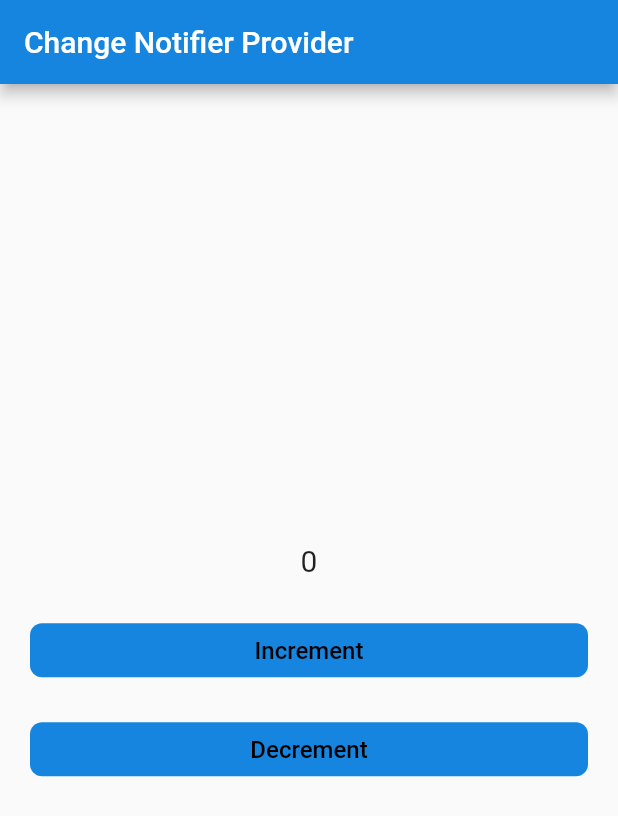
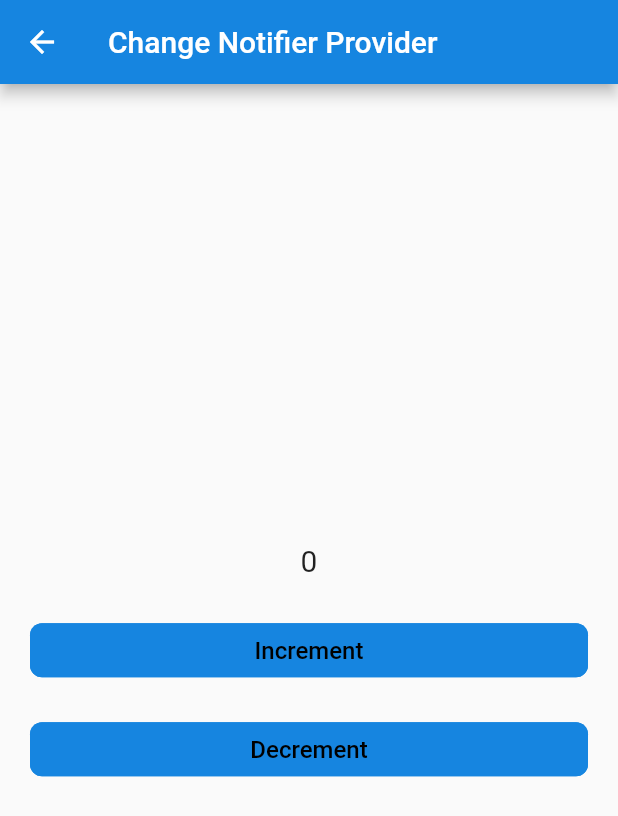
Before and after one commit to baretka1xxx/my_goals_1, a Flutter app: the ChangeNotifierProviderPage screen opened by its route, on a phone screen of 412 x 824 dp. Shown: the top 816 px of the screen. Run offline on Flutter 3.47's test engine with Material 2 defaults, Android fonts, the phone set to English and light mode, and no system bars; our stand-ins replace beamer, dio, flutter_riverpod, retrofit; generated files the repository leaves out were written again.

Commit message:
some changes

```diff
--- /dev/null
+++ b/lib/core/utils/constants/color_constants.dart
@@ -0,0 +1,6 @@
+import 'package:flutter/material.dart';
+
+abstract class ColorConstants {
+  static const black = Color(0xFF010510);
+  static const blue = Color.fromARGB(255, 22, 133, 224);
+}
--- a/lib/core/widgets/goals_app_bar.dart
+++ b/lib/core/widgets/goals_app_bar.dart
@@ -1,4 +1,5 @@
 import 'package:flutter/material.dart';
+import 'package:my_goals_1/core/utils/constants/color_constants.dart';
 
 class GoalsAppBar extends StatelessWidget with PreferredSizeWidget {
   final String title;
@@ -8,7 +9,7 @@ class GoalsAppBar extends StatelessWidget with PreferredSizeWidget {
   @override
   Widget build(BuildContext context) {
     return AppBar(
-        backgroundColor: const Color.fromARGB(255, 22, 133, 224),
+        backgroundColor: ColorConstants.blue,
         title: Text(
           title,
         ));
--- a/lib/features/riverpod/data/providers/api_client_provider.dart
+++ b/lib/features/riverpod/data/providers/api_client_provider.dart
@@ -1,6 +1,6 @@
 import 'package:dio/dio.dart';
 import 'package:flutter_riverpod/flutter_riverpod.dart';
-import 'package:my_goals_1/core/utils/constants/constants.dart';
+import 'package:my_goals_1/core/utils/constants/api_constants.dart';
 import 'package:my_goals_1/features/riverpod/data/client/client.dart';
 import '../model/movie.dart';
 
--- a/lib/features/riverpod/presentation/widgets/custom_button.dart
+++ b/lib/features/riverpod/presentation/widgets/custom_button.dart
@@ -1,26 +1,25 @@
 import 'package:flutter/material.dart';
+import 'package:my_goals_1/core/utils/constants/color_constants.dart';
 
 class CustomButton extends StatelessWidget {
   final Function()? onPressed;
   final String text;
-  final Color? buttonColor;
-  final Color? textColor;
+  final Color buttonColor;
+  final Color textColor;
   final double fontSize;
 
   const CustomButton({
     Key? key,
     this.onPressed,
     required this.text,
-    this.buttonColor = const Color.fromARGB(255, 22, 133, 224),
+    this.buttonColor = ColorConstants.blue,
     this.textColor = Colors.black,
     this.fontSize = 16.0,
   }) : super(key: key);
 
   @override
   Widget build(BuildContext context) {
-    return Opacity(
-      opacity: onPressed != null ? 1.0 : 0.5,
-      child: Padding(
+    return Padding(
       padding: const EdgeInsets.symmetric(horizontal: 20.0),
       child: Container(
         height: 36.0,
@@ -36,7 +35,11 @@ class CustomButton extends StatelessWidget {
                 borderRadius: BorderRadius.circular(8),
               ),
             ),
-              backgroundColor: MaterialStateProperty.all(Colors.transparent),
+            backgroundColor: onPressed != null
+                ? MaterialStateProperty.all(
+                    ColorConstants.blue,
+                  )
+                : MaterialStateProperty.all(ColorConstants.blue.withOpacity(0.5)),
             shadowColor: MaterialStateProperty.all(Colors.transparent),
           ),
           onPressed: onPressed,
@@ -52,7 +55,6 @@ class CustomButton extends StatelessWidget {
           ),
         ),
       ),
-      ),
     );
   }
 }
--- a/lib/features/riverpod/riverpod_location.dart
+++ b/lib/features/riverpod/riverpod_location.dart
@@ -10,13 +10,12 @@ class RiverpodLocation extends BeamLocation<BeamState> {
   @override
   List<BeamPage> buildPages(BuildContext context, BeamState state) {
     return [
-      if (state.routeInformation.location == WelcomePage.routeName)
-        const BeamPage(
-          name: 'welcome',
-          key: ValueKey('welcome'),
-          child: WelcomePage(),
-        )
-      else if (state.routeInformation.location == ProviderPage.routeName)
+      const BeamPage(
+        name: 'welcome',
+        key: ValueKey('welcome'),
+        child: WelcomePage(),
+      ),
+      if (state.routeInformation.location == ProviderPage.routeName)
         const BeamPage(
           name: 'provider',
           key: ValueKey('provider'),
```
Also changed, not shown: lib/core/utils/constants/api_constants.dart (renamed from lib/core/utils/constants/constants.dart), 5 other files. Lines whose indentation alone changed are shown as unchanged.
